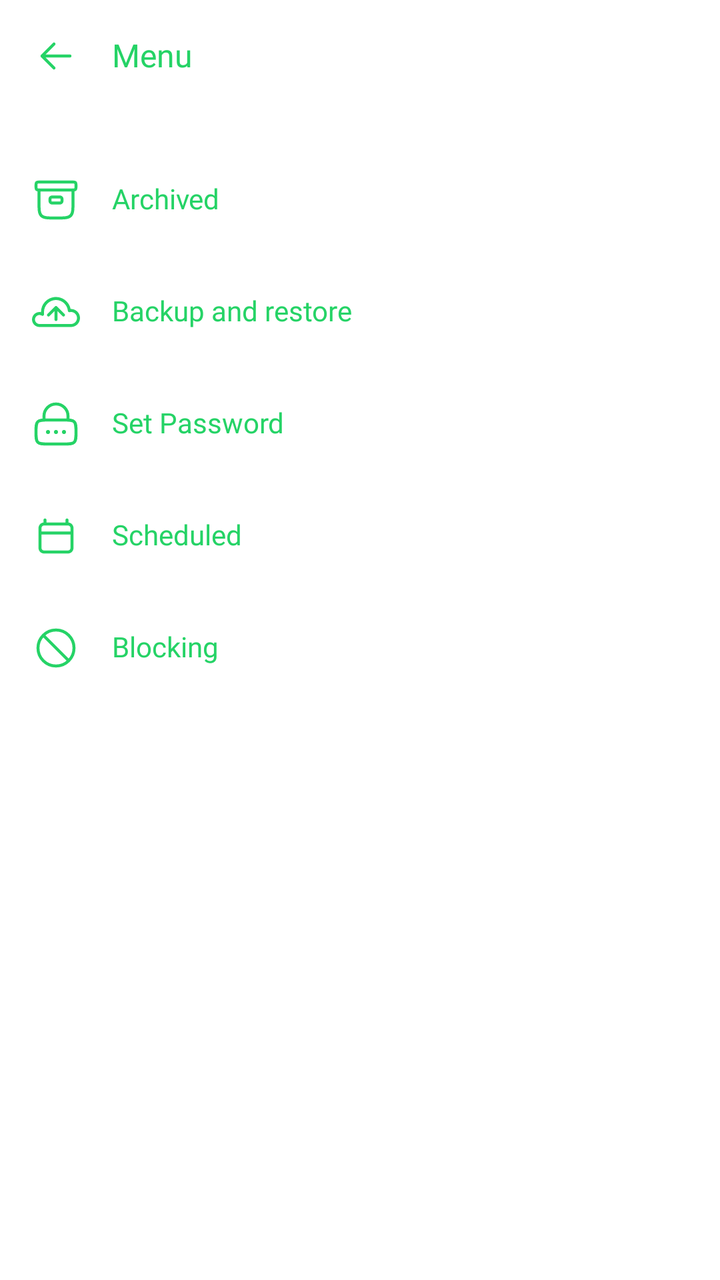
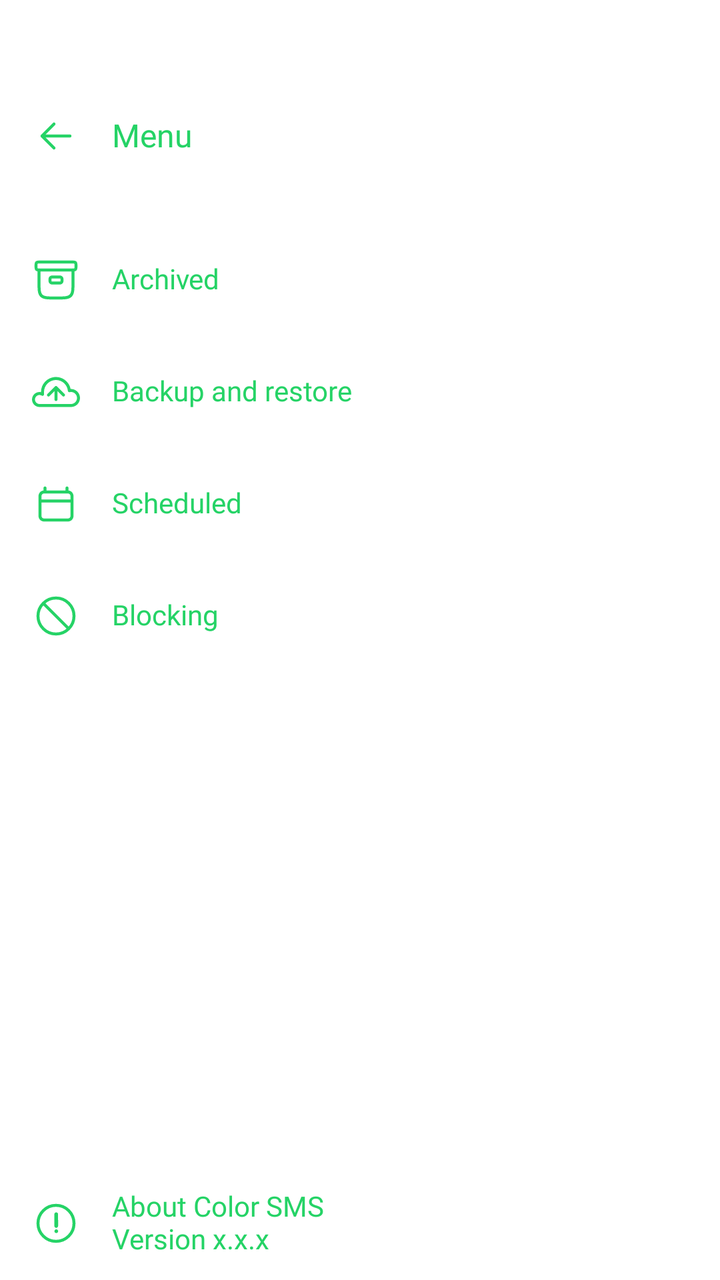

The first picture is an Android layout as it rendered before a commit; the second is the same layout after the commit. The layout source and the unified diff follow.
<!-- AndroidManifest.xml: application theme Theme.MyApplication -->
<!-- res/layout/layout_main_drawer.xml -->
<?xml version="1.0" encoding="utf-8"?>
<androidx.constraintlayout.widget.ConstraintLayout xmlns:android="http://schemas.android.com/apk/res/android"
    xmlns:app="http://schemas.android.com/apk/res-auto"
    android:layout_width="match_parent"
    android:layout_height="match_parent"
    android:background="@color/white"
    android:clickable="true"
    android:focusable="true">

    <androidx.constraintlayout.widget.ConstraintLayout
        android:id="@+id/clTop"
        android:layout_width="match_parent"
        android:layout_height="wrap_content"
        android:padding="@dimen/size16"
        app:layout_constraintTop_toTopOf="parent">

        <ImageView
            android:id="@+id/ivBack"
            android:layout_width="@dimen/size24"
            android:layout_height="@dimen/size24"
            android:src="@drawable/ic_arr_left"
            app:layout_constraintBottom_toBottomOf="parent"
            app:layout_constraintStart_toStartOf="parent"
            app:layout_constraintTop_toTopOf="parent"
            app:tint="@color/col_main" />

        <TextView
            android:id="@+id/tvMenu"
            style="@style/TextView_7"
            android:layout_marginStart="@dimen/size16"
            android:text="@string/txt_menu"
            android:textColor="@color/col_main"
            app:layout_constraintBottom_toBottomOf="parent"
            app:layout_constraintStart_toEndOf="@+id/ivBack"
            app:layout_constraintTop_toTopOf="parent" />

    </androidx.constraintlayout.widget.ConstraintLayout>

    <LinearLayout
        android:layout_width="match_parent"
        android:layout_height="wrap_content"
        android:orientation="vertical"
        android:padding="@dimen/size16"
        app:layout_constraintTop_toBottomOf="@+id/clTop">

        
        <LinearLayout
            android:id="@+id/llArchived"
            android:layout_width="match_parent"
            android:layout_height="wrap_content"
            android:background="?attr/selectableItemBackground"
            android:gravity="center_vertical"
            android:orientation="horizontal"
            android:paddingVertical="@dimen/size16">

            <ImageView
                android:layout_width="@dimen/size24"
                android:layout_height="@dimen/size24"
                android:src="@drawable/ic_archive"
                app:tint="@color/col_main" />

            <TextView
                style="@style/TextView_6"
                android:layout_marginStart="@dimen/size16"
                android:text="@string/txt_archived"
                android:textColor="@color/col_main" />
        </LinearLayout>

        
        <LinearLayout
            android:id="@+id/llBackup"
            android:layout_width="match_parent"
            android:layout_height="wrap_content"
            android:background="?attr/selectableItemBackground"
            android:gravity="center_vertical"
            android:orientation="horizontal"
            android:paddingVertical="@dimen/size16">

            <ImageView
                android:layout_width="@dimen/size24"
                android:layout_height="@dimen/size24"
                android:src="@drawable/ic_backup"
                app:tint="@color/col_main" />

            <TextView
                style="@style/TextView_6"
                android:layout_marginStart="@dimen/size16"
                android:text="@string/txt_backup_and_restore"
                android:textColor="@color/col_main" />
        </LinearLayout>

        
        <LinearLayout
            android:id="@+id/llPassword"
            android:layout_width="match_parent"
            android:layout_height="wrap_content"
            android:background="?attr/selectableItemBackground"
            android:gravity="center_vertical"
            android:orientation="horizontal"
            android:paddingVertical="@dimen/size16">

            <ImageView
                android:layout_width="@dimen/size24"
                android:layout_height="@dimen/size24"
                android:src="@drawable/ic_lock"
                app:tint="@color/col_main" />

            <TextView
                style="@style/TextView_6"
                android:layout_marginStart="@dimen/size16"
                android:text="@string/txt_set_password"
                android:textColor="@color/col_main" />
        </LinearLayout>

        
        <LinearLayout
            android:id="@+id/llScheduled"
            android:layout_width="match_parent"
            android:layout_height="wrap_content"
            android:background="?attr/selectableItemBackground"
            android:gravity="center_vertical"
            android:orientation="horizontal"
            android:paddingVertical="@dimen/size16">

            <ImageView
                android:layout_width="@dimen/size24"
                android:layout_height="@dimen/size24"
                android:src="@drawable/ic_schedule"
                app:tint="@color/col_main" />

            <TextView
                style="@style/TextView_6"
                android:layout_marginStart="@dimen/size16"
                android:text="@string/txt_scheduled"
                android:textColor="@color/col_main" />
        </LinearLayout>

        
        <LinearLayout
            android:id="@+id/llBlocking"
            android:layout_width="match_parent"
            android:layout_height="wrap_content"
            android:background="?attr/selectableItemBackground"
            android:gravity="center_vertical"
            android:orientation="horizontal"
            android:paddingVertical="@dimen/size16">

            <ImageView
                android:layout_width="@dimen/size24"
                android:layout_height="@dimen/size24"
                android:src="@drawable/ic_block"
                app:tint="@color/col_main" />

            <TextView
                style="@style/TextView_6"
                android:layout_marginStart="@dimen/size16"
                android:text="@string/txt_blocking"
                android:textColor="@color/col_main" />
        </LinearLayout>

    </LinearLayout>

</androidx.constraintlayout.widget.ConstraintLayout>
<!-- resources referenced by this layout -->
<resources>
  <color name="col_main">#25D366</color>
  <color name="white">#FFFFFFFF</color>
  <dimen name="size16">16dp</dimen>
  <dimen name="size24">24dp</dimen>
  <string name="txt_archived">Archived</string>
  <string name="txt_backup_and_restore">Backup and restore</string>
  <string name="txt_blocking">Blocking</string>
  <string name="txt_menu">Menu</string>
  <string name="txt_scheduled">Scheduled</string>
  <string name="txt_set_password">Set Password</string>
  <style name="TextView_7">
          <item name="android:layout_width">wrap_content</item>
          <item name="android:layout_height">wrap_content</item>
          <item name="android:includeFontPadding">false</item>
          <item name="android:textAllCaps">false</item>
          <item name="android:textColor">@color/black</item>
          <item name="android:fontFamily">@font/font_700</item>
          <item name="android:textSize">@dimen/size16</item>
      </style>
  <style name="Theme.MyApplication" parent="Base.Theme.MyApplication" />
  <color name="black">#FF000000</color>
  <dimen name="size14">14dp</dimen>
  <color name="col_select">#CD666666</color>
  <style name="AppBottomSheetDialogTheme" parent="Theme.Design.Light.BottomSheetDialog">
          <item name="bottomSheetStyle">@style/AppModalStyle</item>
      </style>
  <style name="AppModalStyle" parent="Widget.Design.BottomSheet.Modal">
          <item name="android:background">@drawable/bg_border_bottom_sheet</item>
      </style>
  <!-- drawable bg_border_bottom_sheet (drawable) -->
  <?xml version="1.0" encoding="utf-8"?>
  <shape xmlns:android="http://schemas.android.com/apk/res/android"
      android:shape="rectangle">
      <corners
          android:topLeftRadius="@dimen/size24"
          android:topRightRadius="@dimen/size24" />
      <solid android:color="@color/white" />
  </shape>
  <!-- unchanged entries left out for length: 8 -->
</resources>

<!-- the commit's change to res/layout/layout_main_drawer.xml (unified diff, before → after) -->
@@ -11,6 +11,7 @@
         android:id="@+id/clTop"
         android:layout_width="match_parent"
         android:layout_height="wrap_content"
+        android:layout_marginTop="@dimen/size40"
         android:padding="@dimen/size16"
         app:layout_constraintTop_toTopOf="parent">
 
@@ -97,7 +98,8 @@
             android:background="?attr/selectableItemBackground"
             android:gravity="center_vertical"
             android:orientation="horizontal"
-            android:paddingVertical="@dimen/size16">
+            android:paddingVertical="@dimen/size16"
+            android:visibility="gone">
 
             <ImageView
                 android:layout_width="@dimen/size24"
@@ -159,5 +161,41 @@
         </LinearLayout>
 
     </LinearLayout>
+    
+    <LinearLayout
+        android:id="@+id/llAbout"
+        android:layout_width="match_parent"
+        android:layout_height="wrap_content"
+        android:background="?attr/selectableItemBackground"
+        android:gravity="center_vertical"
+        android:orientation="horizontal"
+        android:paddingHorizontal="@dimen/size16"
+        android:paddingVertical="@dimen/size12"
+        app:layout_constraintBottom_toBottomOf="parent">
+
+        <ImageView
+            android:layout_width="@dimen/size24"
+            android:layout_height="@dimen/size24"
+            android:src="@drawable/ic_setting_about"
+            app:tint="@color/col_main" />
+
+        <LinearLayout
+            android:layout_width="0dp"
+            android:layout_height="wrap_content"
+            android:layout_marginStart="@dimen/size16"
+            android:layout_weight="1"
+            android:orientation="vertical">
+
+            <TextView
+                style="@style/TextView_6"
+                android:text="@string/txt_about_color_sms"
+                android:textColor="@color/col_main" />
+
+            <TextView
+                style="@style/TextView_4"
+                android:text="@string/txt_version"
+                android:textColor="@color/col_main" />
+        </LinearLayout>
+    </LinearLayout>
 
 </androidx.constraintlayout.widget.ConstraintLayout>
<!-- resource entries referenced after the edit -->
@@ -2,14 +2,47 @@
 <resources>
   <color name="col_main">#25D366</color>
   <color name="white">#FFFFFFFF</color>
+  <dimen name="size12">12dp</dimen>
   <dimen name="size16">16dp</dimen>
   <dimen name="size24">24dp</dimen>
+  <dimen name="size40">40dp</dimen>
+  <!-- drawable ic_setting_about (drawable) -->
+  <vector xmlns:android="http://schemas.android.com/apk/res/android"
+      android:width="24dp"
+      android:height="24dp"
+      android:viewportWidth="24"
+      android:viewportHeight="24">
+    <path
+        android:pathData="M11.166,7.47C11.17,9.428 11.167,11.378 11.172,13.337C11.178,13.585 11.283,13.821 11.463,13.992C11.643,14.164 11.884,14.256 12.132,14.25C12.381,14.244 12.617,14.139 12.788,13.959C12.96,13.779 13.052,13.538 13.046,13.289C13.042,11.331 13.045,9.38 13.04,7.422C13.034,7.174 12.929,6.938 12.749,6.767C12.569,6.595 12.328,6.503 12.08,6.509C11.831,6.515 11.595,6.62 11.424,6.8C11.252,6.98 11.16,7.221 11.166,7.47Z"
+        android:fillColor="#25D366"/>
+    <path
+        android:pathData="M12.137,15C11.889,15 11.65,15.099 11.475,15.275C11.299,15.45 11.2,15.689 11.2,15.938C11.2,16.186 11.299,16.425 11.475,16.6C11.65,16.776 11.889,16.875 12.137,16.875C12.386,16.875 12.625,16.776 12.8,16.6C12.976,16.425 13.075,16.186 13.075,15.938C13.075,15.689 12.976,15.45 12.8,15.275C12.625,15.099 12.386,15 12.137,15Z"
+        android:fillColor="#25D366"/>
+    <path
+        android:pathData="M12,21C16.971,21 21,16.971 21,12C21,7.029 16.971,3 12,3C7.029,3 3,7.029 3,12C3,16.971 7.029,21 12,21Z"
+        android:strokeLineJoin="round"
+        android:strokeWidth="1.5"
+        android:fillColor="#00000000"
+        android:strokeColor="#25D366"
+        android:strokeLineCap="round"/>
+  </vector>
+  <string name="txt_about_color_sms">About Color SMS</string>
   <string name="txt_archived">Archived</string>
   <string name="txt_backup_and_restore">Backup and restore</string>
   <string name="txt_blocking">Blocking</string>
   <string name="txt_menu">Menu</string>
   <string name="txt_scheduled">Scheduled</string>
   <string name="txt_set_password">Set Password</string>
+  <string name="txt_version">Version x.x.x</string>
+  <style name="TextView_4">
+          <item name="android:layout_width">wrap_content</item>
+          <item name="android:layout_height">wrap_content</item>
+          <item name="android:textColor">@color/black</item>
+          <item name="android:textAllCaps">false</item>
+          <item name="android:includeFontPadding">false</item>
+          <item name="android:fontFamily">@font/font_400</item>
+          <item name="android:textSize">@dimen/size14</item>
+      </style>
   <style name="TextView_7">
           <item name="android:layout_width">wrap_content</item>
           <item name="android:layout_height">wrap_content</item>
